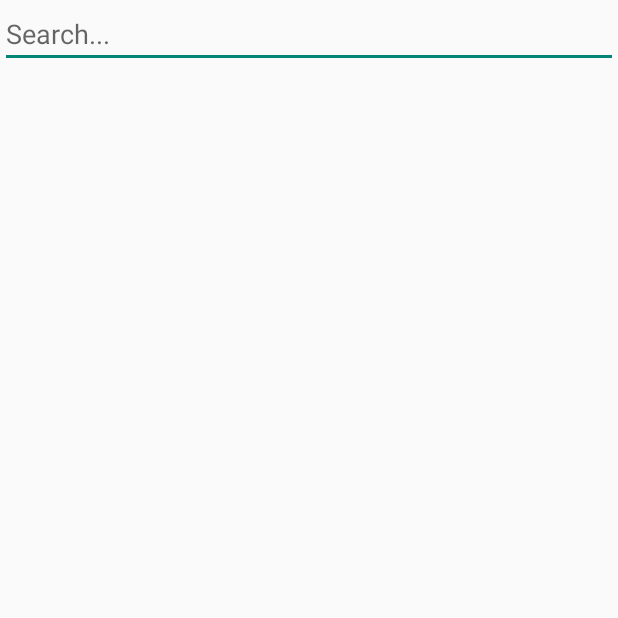
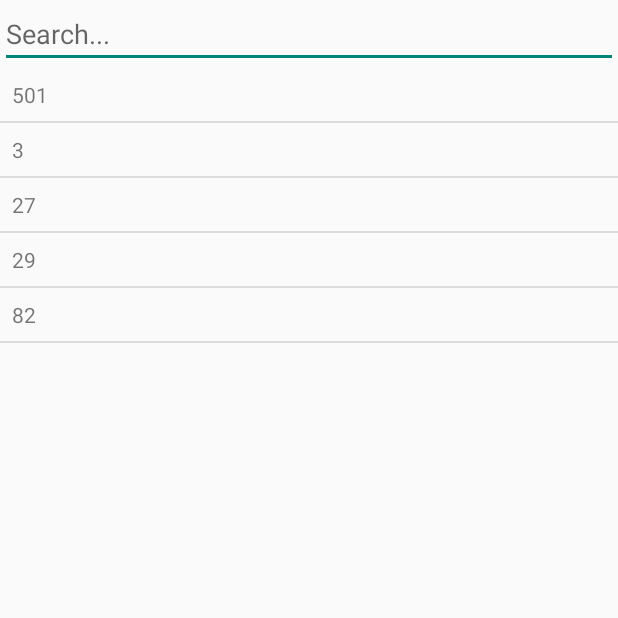
Before and after one commit to alonmorad/ImprovedMikom, an Android app: the StationSearch screen opened directly, with no data from a screen before it, on a phone screen of 412 x 824 dp, the top half of it. Run offline under Robolectric (Android 15) with nearby library versions, the phone set to English and light mode, and no system bars.

Commit message:
16.2 updated listview

```diff
--- a/app/src/main/AndroidManifest.xml
+++ b/app/src/main/AndroidManifest.xml
@@ -51,7 +51,9 @@
         <activity
             android:name=".MapsActivity"
             android:label="@string/title_activity_maps" />
-        <activity android:name=".StationSearch"></activity>
+        <activity android:name=".StationSearch"
+            android:windowSoftInputMode="stateHidden">
+        </activity>
     </application>
 
 </manifest>
--- a/app/src/main/java/com/example/alon/mikommeorer/DashBoard.java
+++ b/app/src/main/java/com/example/alon/mikommeorer/DashBoard.java
@@ -71,7 +71,7 @@ public class DashBoard extends AppCompatActivity implements View.OnClickListener
             logoutUser();
         else
             if (view.getId()==R.id.dashboard_btn_toapp)
-                startActivity(new Intent(DashBoard.this,MapsActivity.class));
+                startActivity(new Intent(DashBoard.this,StationSearch.class));
 
 
     }
--- a/app/src/main/java/com/example/alon/mikommeorer/StationSearch.java
+++ b/app/src/main/java/com/example/alon/mikommeorer/StationSearch.java
@@ -2,25 +2,41 @@ package com.example.alon.mikommeorer;
 
 import android.support.v7.app.AppCompatActivity;
 import android.os.Bundle;
+import android.text.Editable;
+import android.text.TextWatcher;
 import android.widget.ArrayAdapter;
 import android.widget.EditText;
 import android.widget.ListView;
 
-import java.util.ArrayList;
-import java.util.Arrays;
-
 public class StationSearch extends AppCompatActivity {
+    private ListView listView;
+    private EditText etSearch;
     private ArrayAdapter<String> adapter;
-    private EditText editText;
-    private ListView listView;
-
+    String lines []={"501", "3", "27", "29", "82"};
 
     @Override
     protected void onCreate(Bundle savedInstanceState) {
         super.onCreate(savedInstanceState);
         setContentView(R.layout.activity_station_search);
         listView=(ListView)findViewById(R.id.listViewLines);
-        editText=(EditText)findViewById(R.id.etsearch);
-        adapter=new ArrayAdapter<String>(this, R.layout.activity_station_search,)
+        etSearch=(EditText)findViewById(R.id.etsearch);
+        adapter=new ArrayAdapter<String>(this,R.layout.test,R.id.textView,lines);
+        listView.setAdapter(adapter);
+        etSearch.addTextChangedListener(new TextWatcher() {
+            @Override
+            public void beforeTextChanged(CharSequence charSequence, int i, int i1, int i2) {
+
+            }
+
+            @Override
+            public void onTextChanged(CharSequence charSequence, int i, int i1, int i2) {
+                StationSearch.this.adapter.getFilter().filter(charSequence);
+            }
+
+            @Override
+            public void afterTextChanged(Editable editable) {
+
+            }
+        });
     }
 }
--- a/app/src/main/res/layout/activity_station_search.xml
+++ b/app/src/main/res/layout/activity_station_search.xml
@@ -20,4 +20,5 @@
         android:id="@+id/listViewLines"
         android:layout_weight="1"
         />
+
 </LinearLayout>
--- /dev/null
+++ b/app/src/main/res/layout/test.xml
@@ -0,0 +1,22 @@
+<?xml version="1.0" encoding="utf-8"?>
+<android.support.constraint.ConstraintLayout
+    xmlns:android="http://schemas.android.com/apk/res/android"
+    xmlns:app="http://schemas.android.com/apk/res-auto"
+    xmlns:tools="http://schemas.android.com/tools"
+    android:layout_width="match_parent"
+    android:layout_height="match_parent">
+
+    <TextView
+        android:id="@+id/textView"
+        android:layout_width="wrap_content"
+        android:layout_height="wrap_content"
+        android:layout_marginBottom="8dp"
+        android:layout_marginEnd="8dp"
+        android:layout_marginStart="8dp"
+        android:layout_marginTop="8dp"
+        android:text="TextView"
+        app:layout_constraintBottom_toBottomOf="parent"
+        app:layout_constraintEnd_toEndOf="parent"
+        app:layout_constraintStart_toStartOf="parent"
+        app:layout_constraintTop_toTopOf="parent" />
+</android.support.constraint.ConstraintLayout>
--- a/app/src/main/res/values/strings.xml
+++ b/app/src/main/res/values/strings.xml
@@ -1,7 +1,7 @@
 <resources>
     <string name="app_name">MikomMeorer</string>
     <string name="title_activity_maps">Map</string>
-    <string-array name="array_lines" >
+    <string-array name="array_lines">
         <item>3</item>
         <item>27</item>
         <item>29</item>
```
Also changed, not shown: app/src/main/java/com/example/alon/mikommeorer/MapsActivity.java (+3 -9 lines), app/src/main/java/com/example/alon/mikommeorer/SearchModel.java (deleted, +0 -24 lines).
